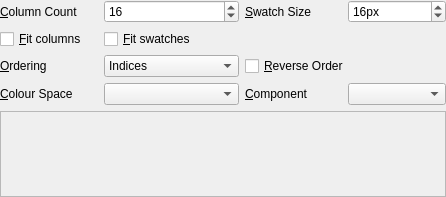
The window that src/paletteeditorwidget.ui (not-surt/GfxPaint) describes before a commit, drawn with Qt 5.
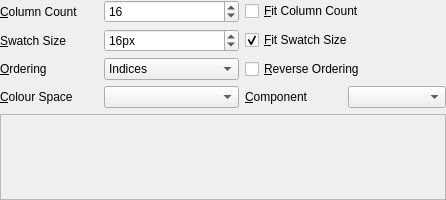
The same window after the commit. Custom widgets are drawn as their Qt base class.

The edit to the form file:
```diff
--- a/src/paletteeditorwidget.ui
+++ b/src/paletteeditorwidget.ui
@@ -7,7 +7,7 @@
     <x>0</x>
     <y>0</y>
     <width>446</width>
-    <height>197</height>
+    <height>200</height>
    </rect>
   </property>
   <property name="windowTitle">
@@ -26,46 +26,55 @@
    <property name="bottomMargin">
     <number>0</number>
    </property>
-   <item row="3" column="3">
+   <item row="4" column="2">
+    <widget class="QLabel" name="label_3">
+     <property name="text">
+      <string>&amp;Component</string>
+     </property>
+     <property name="buddy">
+      <cstring>colourSpaceComponentComboBox</cstring>
+     </property>
+    </widget>
+   </item>
+   <item row="4" column="3">
     <widget class="QComboBox" name="colourSpaceComponentComboBox"/>
    </item>
-   <item row="0" column="3">
-    <widget class="QSpinBox" name="swatchSizeSpinBox">
-     <property name="suffix">
-      <string>px</string>
-     </property>
-     <property name="minimum">
-      <number>4</number>
-     </property>
-     <property name="maximum">
-      <number>256</number>
-     </property>
-     <property name="value">
-      <number>16</number>
-     </property>
-    </widget>
-   </item>
-   <item row="0" column="0">
-    <widget class="QLabel" name="label_4">
-     <property name="text">
-      <string>&amp;Column Count</string>
-     </property>
-     <property name="buddy">
-      <cstring>columnCountSpinBox</cstring>
-     </property>
-    </widget>
-   </item>
-   <item row="2" column="2" colspan="2">
-    <widget class="QCheckBox" name="reverseOrderCheckBox">
-     <property name="text">
-      <string>&amp;Reverse Order</string>
-     </property>
-    </widget>
-   </item>
-   <item row="3" column="1">
+   <item row="4" column="1">
     <widget class="QComboBox" name="colourSpaceComboBox"/>
    </item>
-   <item row="4" column="0" colspan="4">
+   <item row="0" column="1">
+    <widget class="QSpinBox" name="columnCountSpinBox">
+     <property name="minimum">
+      <number>1</number>
+     </property>
+     <property name="maximum">
+      <number>256</number>
+     </property>
+     <property name="value">
+      <number>16</number>
+     </property>
+    </widget>
+   </item>
+   <item row="3" column="1">
+    <widget class="QComboBox" name="orderingComboBox">
+     <item>
+      <property name="text">
+       <string>Indices</string>
+      </property>
+     </item>
+     <item>
+      <property name="text">
+       <string>Frequency</string>
+      </property>
+     </item>
+     <item>
+      <property name="text">
+       <string>Colour Component</string>
+      </property>
+     </item>
+    </widget>
+   </item>
+   <item row="5" column="0" colspan="4">
     <widget class="QScrollArea" name="scrollArea">
      <property name="widgetResizable">
       <bool>true</bool>
@@ -82,40 +91,14 @@
      </widget>
     </widget>
    </item>
-   <item row="0" column="2">
-    <widget class="QLabel" name="label_5">
+   <item row="3" column="2" colspan="2">
+    <widget class="QCheckBox" name="reverseOrderCheckBox">
      <property name="text">
-      <string>&amp;Swatch Size</string>
+      <string>&amp;Reverse Ordering</string>
      </property>
-     <property name="buddy">
-      <cstring>swatchSizeSpinBox</cstring>
-     </property>
     </widget>
    </item>
-   <item row="0" column="1">
-    <widget class="QSpinBox" name="columnCountSpinBox">
-     <property name="minimum">
-      <number>1</number>
-     </property>
-     <property name="maximum">
-      <number>256</number>
-     </property>
-     <property name="value">
-      <number>16</number>
-     </property>
-    </widget>
-   </item>
-   <item row="2" column="0">
-    <widget class="QLabel" name="label">
-     <property name="text">
-      <string>&amp;Ordering</string>
-     </property>
-     <property name="buddy">
-      <cstring>orderingComboBox</cstring>
-     </property>
-    </widget>
-   </item>
-   <item row="3" column="0">
+   <item row="4" column="0">
     <widget class="QLabel" name="label_2">
      <property name="text">
       <string>&amp;Colour Space</string>
@@ -125,46 +108,66 @@
      </property>
     </widget>
    </item>
-   <item row="3" column="2">
-    <widget class="QLabel" name="label_3">
+   <item row="0" column="0">
+    <widget class="QLabel" name="label_4">
      <property name="text">
-      <string>&amp;Component</string>
+      <string>&amp;Column Count</string>
      </property>
      <property name="buddy">
-      <cstring>colourSpaceComponentComboBox</cstring>
+      <cstring>columnCountSpinBox</cstring>
      </property>
     </widget>
    </item>
-   <item row="2" column="1">
-    <widget class="QComboBox" name="orderingComboBox">
-     <item>
-      <property name="text">
-       <string>Indices</string>
-      </property>
-     </item>
-     <item>
-      <property name="text">
-       <string>Frequency</string>
-      </property>
-     </item>
-     <item>
-      <property name="text">
-       <string>Colour Component</string>
-      </property>
-     </item>
+   <item row="3" column="0">
+    <widget class="QLabel" name="label">
+     <property name="text">
+      <string>&amp;Ordering</string>
+     </property>
+     <property name="buddy">
+      <cstring>orderingComboBox</cstring>
+     </property>
     </widget>
    </item>
    <item row="1" column="0">
-    <widget class="QCheckBox" name="checkBox_2">
+    <widget class="QLabel" name="label_5">
      <property name="text">
-      <string>&amp;Fit columns</string>
+      <string>&amp;Swatch Size</string>
+     </property>
+     <property name="buddy">
+      <cstring>swatchSizeSpinBox</cstring>
      </property>
     </widget>
    </item>
    <item row="1" column="1">
-    <widget class="QCheckBox" name="checkBox_3">
+    <widget class="QSpinBox" name="swatchSizeSpinBox">
+     <property name="suffix">
+      <string>px</string>
+     </property>
+     <property name="minimum">
+      <number>4</number>
+     </property>
+     <property name="maximum">
+      <number>256</number>
+     </property>
+     <property name="value">
+      <number>16</number>
+     </property>
+    </widget>
+   </item>
+   <item row="0" column="2" colspan="2">
+    <widget class="QCheckBox" name="fitColumnCountCheckBox">
      <property name="text">
-      <string>&amp;Fit swatches</string>
+      <string>&amp;Fit Column Count</string>
+     </property>
+    </widget>
+   </item>
+   <item row="1" column="2" colspan="2">
+    <widget class="QCheckBox" name="fitSwatchSizeCheckBox">
+     <property name="text">
+      <string>&amp;Fit Swatch Size</string>
+     </property>
+     <property name="checked">
+      <bool>true</bool>
      </property>
     </widget>
    </item>
```
Left out of the diff: 5 changed lines with no effect on the pictures.
